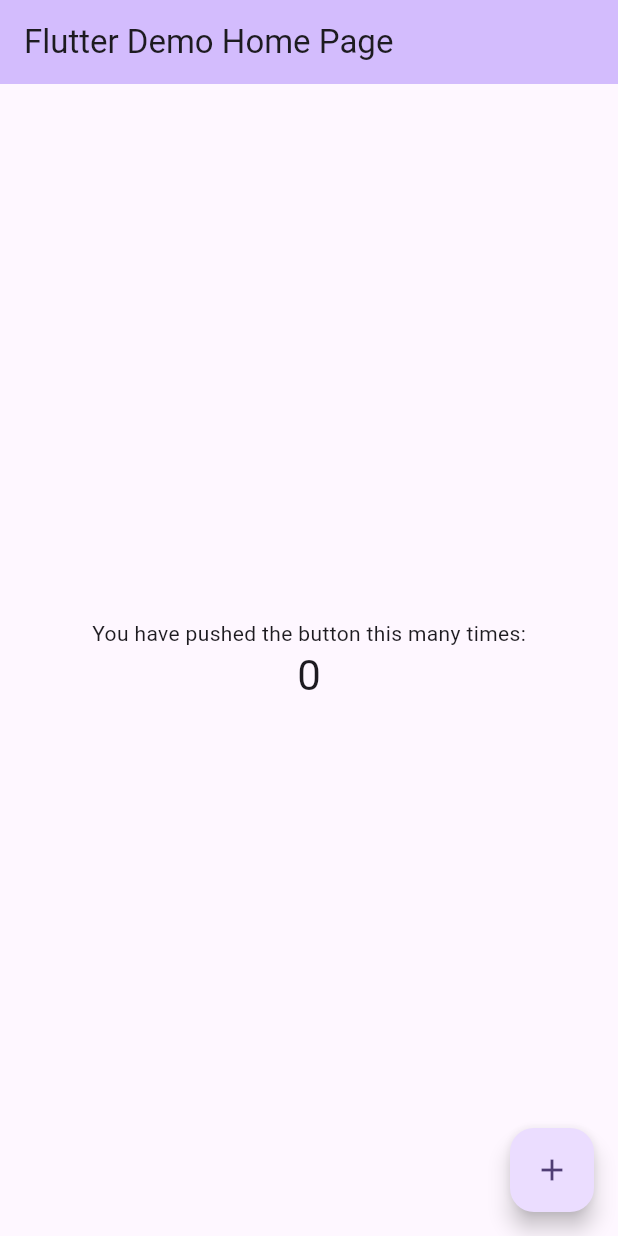
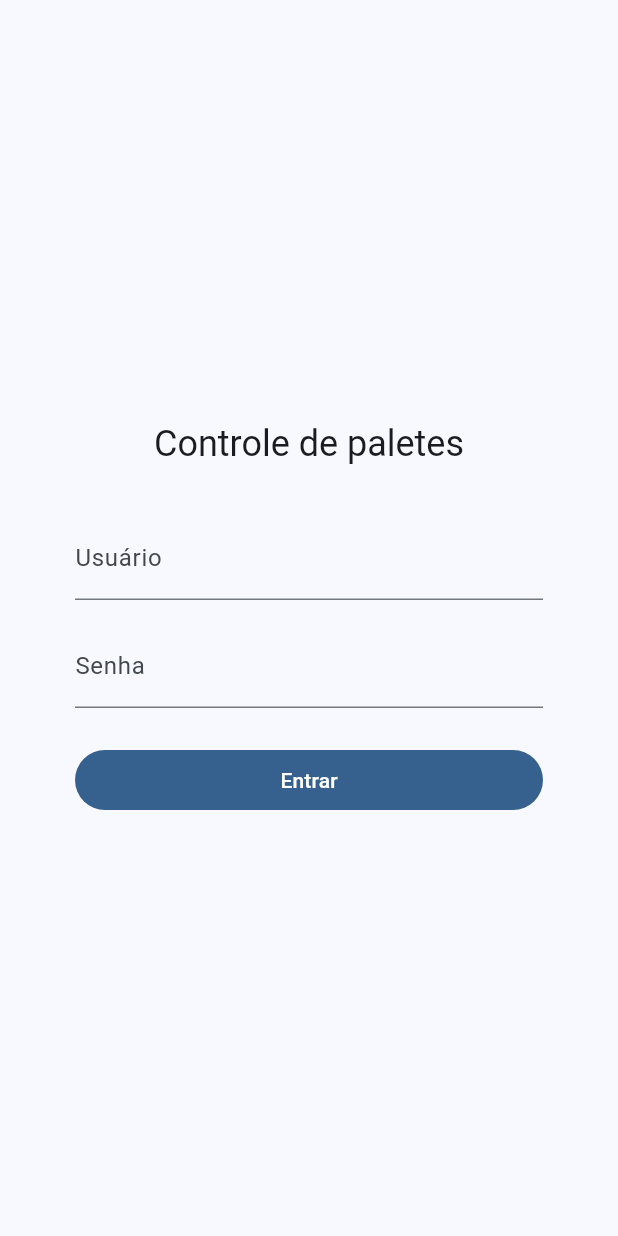
Before and after one commit to JoaoKF1/Controle-De-paletes, a Flutter app: the screen it shows after launch, on a phone screen of 412 x 824 dp. Run offline on Flutter 3.47's test engine with Material 3 defaults, Android fonts, the phone set to English and light mode, and no system bars; our stand-ins replace flutter_dotenv, flutter_riverpod, supabase_flutter; accounts and stored records are empty.

Commit message:
feat: autenticação de usuários com login por usuário curto

```diff
--- /dev/null
+++ b/lib/core/router/auth_gate.dart
@@ -0,0 +1,27 @@
+import 'package:flutter/material.dart';
+import 'package:flutter_riverpod/flutter_riverpod.dart';
+
+import '../../features/auth/controller/auth_controller.dart';
+import '../../features/auth/view/home_placeholder_view.dart';
+import '../../features/auth/view/login_view.dart';
+
+/// Ponto de entrada do app depois do login: mostra loading, tela de login,
+/// ou a home — conforme o estado atual de autenticação.
+class AuthGate extends ConsumerWidget {
+  const AuthGate({super.key});
+
+  @override
+  Widget build(BuildContext context, WidgetRef ref) {
+    final status = ref.watch(authControllerProvider).status;
+
+    switch (status) {
+      case AuthStatus.autenticado:
+        return const HomePlaceholderView();
+      case AuthStatus.carregando:
+        return const Scaffold(body: Center(child: CircularProgressIndicator()));
+      case AuthStatus.naoAutenticado:
+      case AuthStatus.erro:
+        return const LoginView();
+    }
+  }
+}
--- /dev/null
+++ b/lib/features/auth/view/login_view.dart
@@ -0,0 +1,90 @@
+import 'package:flutter/material.dart';
+import 'package:flutter_riverpod/flutter_riverpod.dart';
+
+import '../controller/auth_controller.dart';
+
+class LoginView extends ConsumerStatefulWidget {
+  const LoginView({super.key});
+
+  @override
+  ConsumerState<LoginView> createState() => _LoginViewState();
+}
+
+class _LoginViewState extends ConsumerState<LoginView> {
+  final _loginController = TextEditingController();
+  final _senhaController = TextEditingController();
+
+  @override
+  void dispose() {
+    _loginController.dispose();
+    _senhaController.dispose();
+    super.dispose();
+  }
+
+  @override
+  Widget build(BuildContext context) {
+    final authState = ref.watch(authControllerProvider);
+    final carregando = authState.status == AuthStatus.carregando;
+
+    return Scaffold(
+      body: Center(
+        child: ConstrainedBox(
+          constraints: const BoxConstraints(maxWidth: 360),
+          child: Padding(
+            padding: const EdgeInsets.all(24),
+            child: Column(
+              mainAxisSize: MainAxisSize.min,
+              crossAxisAlignment: CrossAxisAlignment.stretch,
+              children: [
+                Text(
+                  'Controle de paletes',
+                  style: Theme.of(context).textTheme.headlineSmall,
+                  textAlign: TextAlign.center,
+                ),
+                const SizedBox(height: 32),
+                TextField(
+                  controller: _loginController,
+                  textInputAction: TextInputAction.next,
+                  decoration: const InputDecoration(labelText: 'Usuário'),
+                ),
+                const SizedBox(height: 16),
+                TextField(
+                  controller: _senhaController,
+                  obscureText: true,
+                  decoration: const InputDecoration(labelText: 'Senha'),
+                  onSubmitted: (_) => _entrar(),
+                ),
+                const SizedBox(height: 24),
+                if (authState.status == AuthStatus.erro) ...[
+                  Text(
+                    authState.mensagemErro ?? 'Erro ao entrar.',
+                    style: TextStyle(color: Theme.of(context).colorScheme.error),
+                    textAlign: TextAlign.center,
+                  ),
+                  const SizedBox(height: 16),
+                ],
+                FilledButton(
+                  onPressed: carregando ? null : _entrar,
+                  child: carregando
+                      ? const SizedBox(
+                          height: 20,
+                          width: 20,
+                          child: CircularProgressIndicator(strokeWidth: 2),
+                        )
+                      : const Text('Entrar'),
+                ),
+              ],
+            ),
+          ),
+        ),
+      ),
+    );
+  }
+
+  void _entrar() {
+    ref.read(authControllerProvider.notifier).entrar(
+          login: _loginController.text.trim(),
+          senha: _senhaController.text,
+        );
+  }
+}
--- a/lib/main.dart
+++ b/lib/main.dart
@@ -1,122 +1,33 @@
 import 'package:flutter/material.dart';
+import 'package:flutter_dotenv/flutter_dotenv.dart';
+import 'package:flutter_riverpod/flutter_riverpod.dart';
+import 'package:supabase_flutter/supabase_flutter.dart';
 
-void main() {
-  runApp(const MyApp());
+import 'core/config/app_config.dart';
+import 'core/router/auth_gate.dart';
+
+Future<void> main() async {
+  WidgetsFlutterBinding.ensureInitialized();
+  await dotenv.load(fileName: '.env');
+
+  await Supabase.initialize(
+    url: AppConfig.supabaseUrl,
+    publishableKey: AppConfig.supabaseAnonKey,
+  );
+
+  runApp(const ProviderScope(child: ControlePaletesApp()));
 }
 
-class MyApp extends StatelessWidget {
-  const MyApp({super.key});
+class ControlePaletesApp extends StatelessWidget {
+  const ControlePaletesApp({super.key});
 
-  // This widget is the root of your application.
   @override
   Widget build(BuildContext context) {
     return MaterialApp(
-      title: 'Flutter Demo',
-      theme: ThemeData(
-        // This is the theme of your application.
-        //
-        // TRY THIS: Try running your application with "flutter run". You'll see
-        // the application has a purple toolbar. Then, without quitting the app,
-        // try changing the seedColor in the colorScheme below to Colors.green
-        // and then invoke "hot reload" (save your changes or press the "hot
-        // reload" button in a Flutter-supported IDE, or press "r" if you used
-        // the command line to start the app).
-        //
-        // Notice that the counter didn't reset back to zero; the application
-        // state is not lost during the reload. To reset the state, use hot
-        // restart instead.
-        //
-        // This works for code too, not just values: Most code changes can be
-        // tested with just a hot reload.
-        colorScheme: .fromSeed(seedColor: Colors.deepPurple),
-      ),
-      home: const MyHomePage(title: 'Flutter Demo Home Page'),
+      title: 'Controle de Paletes',
+      debugShowCheckedModeBanner: false,
+      theme: ThemeData(colorSchemeSeed: Colors.blue, useMaterial3: true),
+      home: const AuthGate(),
     );
   }
 }
-
-class MyHomePage extends StatefulWidget {
-  const MyHomePage({super.key, required this.title});
-
-  // This widget is the home page of your application. It is stateful, meaning
-  // that it has a State object (defined below) that contains fields that affect
-  // how it looks.
-
-  // This class is the configuration for the state. It holds the values (in this
-  // case the title) provided by the parent (in this case the App widget) and
-  // used by the build method of the State. Fields in a Widget subclass are
-  // always marked "final".
-
-  final String title;
-
-  @override
-  State<MyHomePage> createState() => _MyHomePageState();
-}
-
-class _MyHomePageState extends State<MyHomePage> {
-  int _counter = 0;
-
-  void _incrementCounter() {
-    setState(() {
-      // This call to setState tells the Flutter framework that something has
-      // changed in this State, which causes it to rerun the build method below
-      // so that the display can reflect the updated values. If we changed
-      // _counter without calling setState(), then the build method would not be
-      // called again, and so nothing would appear to happen.
-      _counter++;
-    });
-  }
-
-  @override
-  Widget build(BuildContext context) {
-    // This method is rerun every time setState is called, for instance as done
-    // by the _incrementCounter method above.
-    //
-    // The Flutter framework has been optimized to make rerunning build methods
-    // fast, so that you can just rebuild anything that needs updating rather
-    // than having to individually change instances of widgets.
-    return Scaffold(
-      appBar: AppBar(
-        // TRY THIS: Try changing the color here to a specific color (to
-        // Colors.amber, perhaps?) and trigger a hot reload to see the AppBar
-        // change color while the other colors stay the same.
-        backgroundColor: Theme.of(context).colorScheme.inversePrimary,
-        // Here we take the value from the MyHomePage object that was created by
-        // the App.build method, and use it to set our appbar title.
-        title: Text(widget.title),
-      ),
-      body: Center(
-        // Center is a layout widget. It takes a single child and positions it
-        // in the middle of the parent.
-        child: Column(
-          // Column is also a layout widget. It takes a list of children and
-          // arranges them vertically. By default, it sizes itself to fit its
-          // children horizontally, and tries to be as tall as its parent.
-          //
-          // Column has various properties to control how it sizes itself and
-          // how it positions its children. Here we use mainAxisAlignment to
-          // center the children vertically; the main axis here is the vertical
-          // axis because Columns are vertical (the cross axis would be
-          // horizontal).
-          //
-          // TRY THIS: Invoke "debug painting" (choose the "Toggle Debug Paint"
-          // action in the IDE, or press "p" in the console), to see the
-          // wireframe for each widget.
-          mainAxisAlignment: .center,
-          children: [
-            const Text('You have pushed the button this many times:'),
-            Text(
-              '$_counter',
-              style: Theme.of(context).textTheme.headlineMedium,
-            ),
-          ],
-        ),
-      ),
-      floatingActionButton: FloatingActionButton(
-        onPressed: _incrementCounter,
-        tooltip: 'Increment',
-        child: const Icon(Icons.add),
-      ),
-    );
-  }
-}
--- a/pubspec.yaml
+++ b/pubspec.yaml
@@ -45,6 +45,7 @@ dependencies:
   printing: ^5.15.0
   mobile_scanner: ^7.4.0
   intl: ^0.20.3
+  flutter_dotenv: ^6.0.1
 
 dev_dependencies:
   flutter_test:
@@ -64,6 +65,8 @@ dev_dependencies:
 
 # The following section is specific to Flutter packages.
 flutter:
+  assets:
+    - .env
 
   # The following line ensures that the Material Icons font is
   # included with your application, so that you can use the icons in
```
Also changed, not shown: lib/core/config/app_config.dart (added, +8 -0 lines), lib/data/remote/supabase_provider.dart (added, +8 -0 lines), lib/data/repositories/auth_repository.dart (added, +46 -0 lines), lib/domain/entities/usuario.dart (added, +27 -0 lines), lib/features/auth/controller/auth_controller.dart (added, +95 -0 lines), lib/features/auth/view/home_placeholder_view.dart (added, +37 -0 lines), pubspec.lock, 5 other files.
